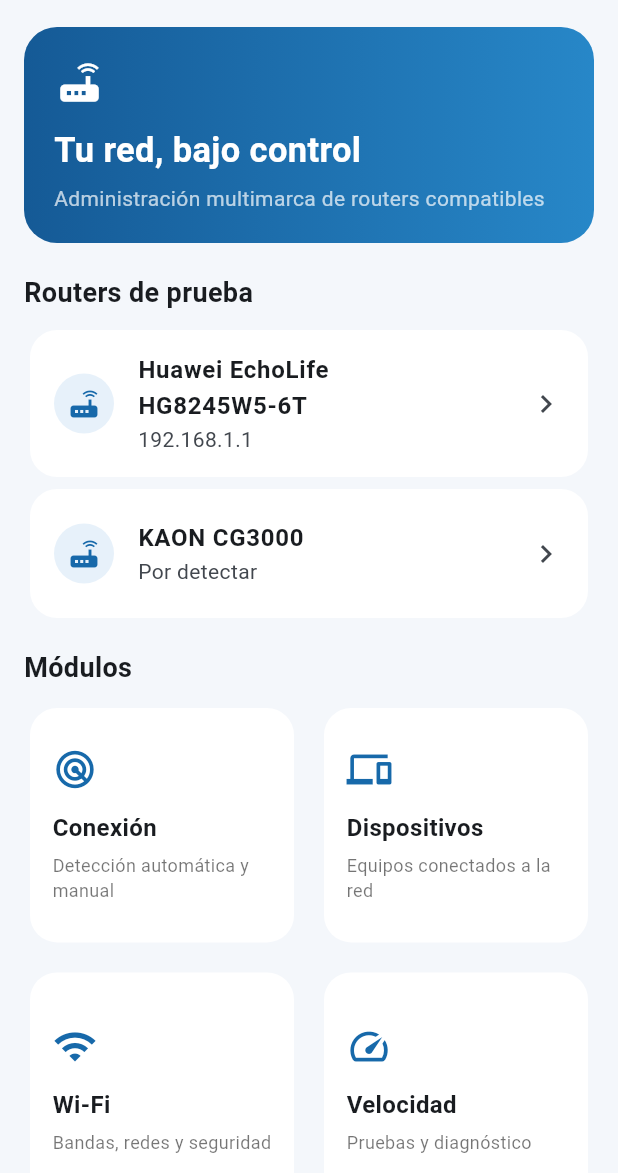
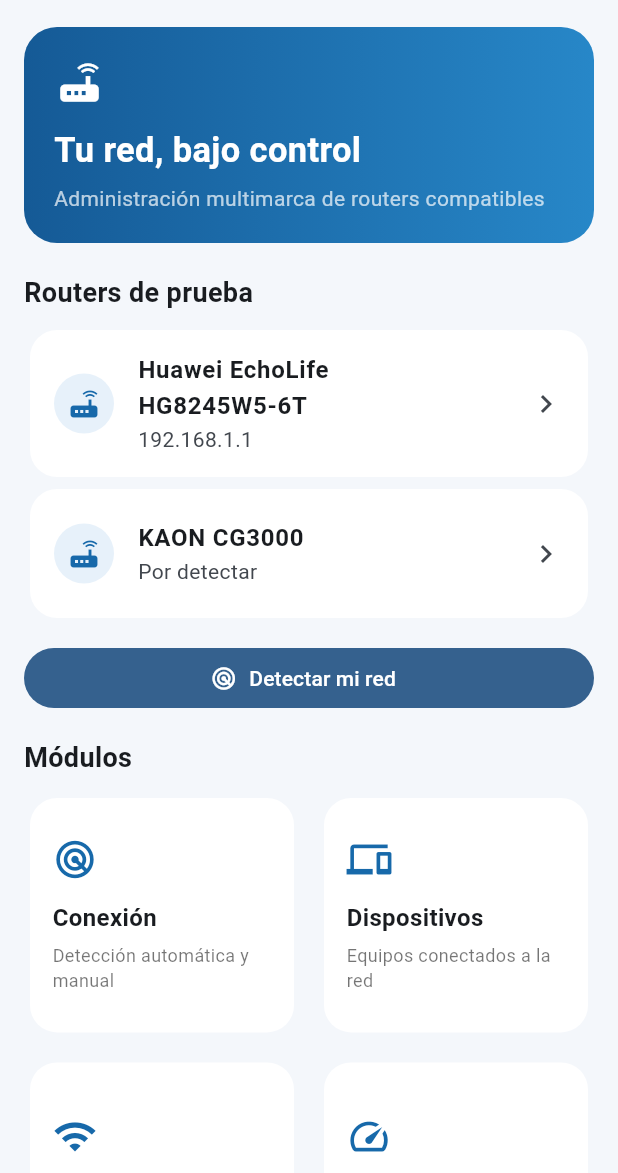
Before and after one commit to SencMed/WIFI-CONTROL, a Flutter app: the screen it shows after launch, on a phone screen of 412 x 824 dp, the part 63-1236 px from its top. Run offline on Flutter 3.47's test engine with Material 3 defaults, Android fonts, the phone set to English and light mode, and no system bars; our stand-ins replace permission_handler; missing offline and left inert: network_info_plus.

Commit message:
Connect home screen to network discovery

```diff
--- a/lib/screens/home_screen.dart
+++ b/lib/screens/home_screen.dart
@@ -1,6 +1,7 @@
 import 'package:flutter/material.dart';
 import '../services/router_registry.dart';
 import 'router_detail_screen.dart';
+import 'network_scan_screen.dart';
 
 class HomeScreen extends StatelessWidget {
   const HomeScreen({super.key});
@@ -54,6 +55,12 @@ class HomeScreen extends StatelessWidget {
               onTap: () => Navigator.push(context, MaterialPageRoute(builder: (_) => RouterDetailScreen(profile: profile))),
             ),
           )),
+          const SizedBox(height: 12),
+          FilledButton.icon(
+            onPressed: () => Navigator.push(context, MaterialPageRoute(builder: (_) => const NetworkScanScreen())),
+            icon: const Icon(Icons.radar),
+            label: const Text('Detectar mi red'),
+          ),
           const SizedBox(height: 16),
           const Text('Módulos', style: TextStyle(fontSize: 18, fontWeight: FontWeight.bold)),
           const SizedBox(height: 10),
```
